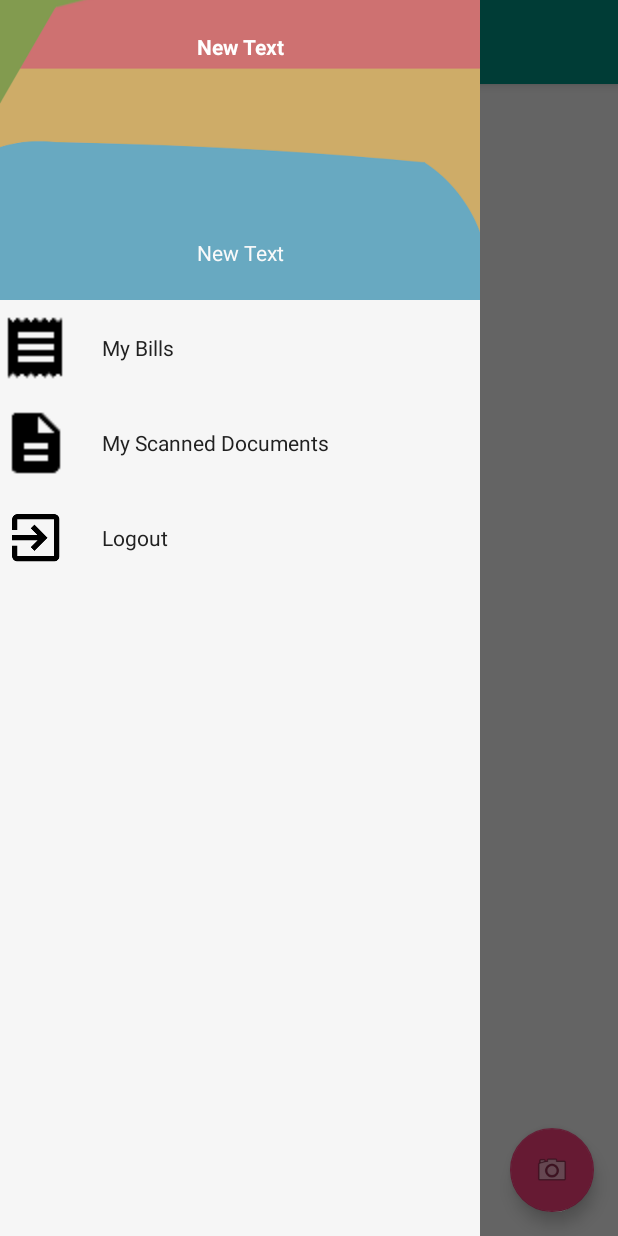
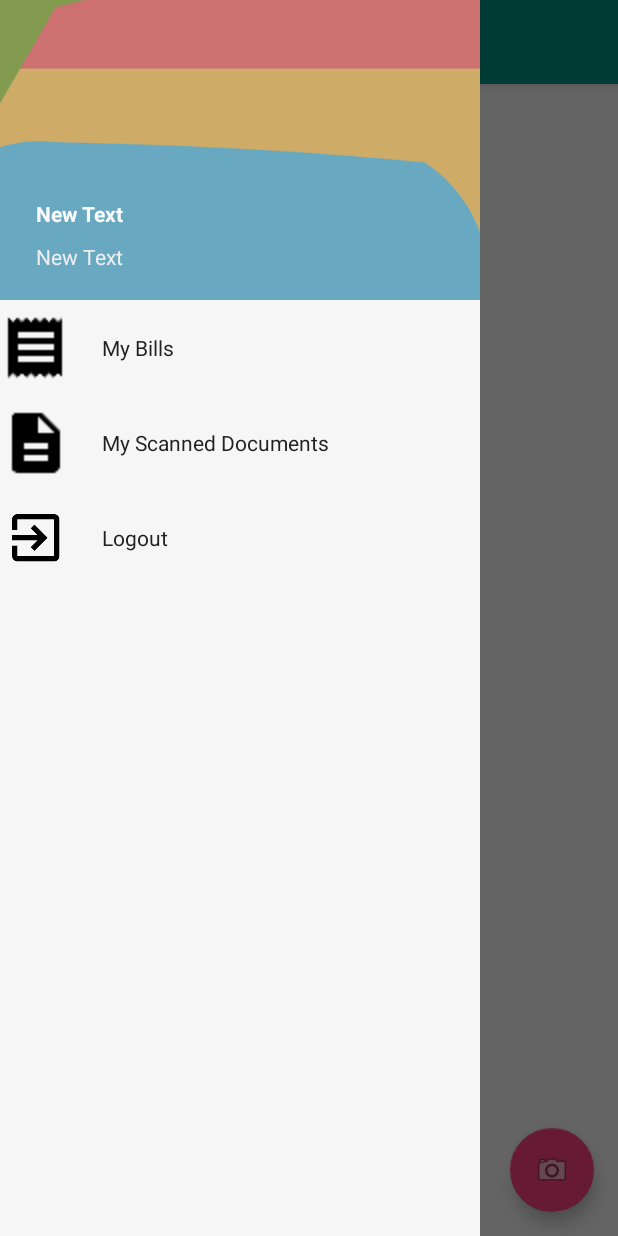
Before and after one commit to Ravneet211/PaperCrunch, an Android app: the HomeActivity screen opened directly, with no data from a screen before it, with the side drawer open, on a phone screen of 412 x 824 dp. Run offline under Robolectric (Android 15) with nearby library versions, the phone set to English and light mode, and no system bars; our stand-ins replace Picasso; pictures from the network do not load; 2 statements that could not run were skipped.

Commit message:
Navigation Drawer Redesign

```diff
--- a/app/src/main/res/layout/nav_drawer_layout.xml
+++ b/app/src/main/res/layout/nav_drawer_layout.xml
@@ -22,35 +22,40 @@
         android:layout_width="75dp"
         android:layout_height="75dp"
         android:id="@+id/profile_image"
-        android:layout_centerVertical="true"
-        android:layout_centerHorizontal="true" />
-
-    <TextView
-        android:layout_width="wrap_content"
-        android:layout_height="wrap_content"
-        android:text="New Text"
-        android:id="@+id/profile_display_name"
         android:layout_alignParentTop="true"
-        android:layout_above="@+id/profile_image"
-        android:gravity="center"
-        android:layout_alignParentRight="true"
-        android:layout_alignParentEnd="true"
         android:layout_alignParentLeft="true"
         android:layout_alignParentStart="true"
-        android:fontFamily="@string/title_activity_main"
-        android:textColor="#ffffff"
-        android:textStyle="bold" />
+        android:layout_marginLeft="24dp"
+        android:layout_marginTop="48dp" />
 
-    <TextView
+    <LinearLayout
+        android:orientation="vertical"
         android:layout_width="match_parent"
-        android:layout_height="wrap_content"
-        android:text="New Text"
-        android:id="@+id/profile_email"
-        android:layout_centerHorizontal="true"
-        android:layout_alignParentBottom="true"
-        android:gravity="center"
-        android:fontFamily="@string/title_activity_sign_in"
-        android:textColor="#fafafa"
-        android:layout_below="@+id/profile_image" />
+        android:layout_height="match_parent"
+        android:layout_below="@+id/profile_image"
+        android:layout_alignParentLeft="true"
+        android:layout_alignParentStart="true"
+        android:weightSum="1.0">
+
+        <TextView
+            android:layout_width="match_parent"
+            android:layout_height="wrap_content"
+            android:text="New Text"
+            android:id="@+id/profile_display_name"
+            android:layout_weight="0.5"
+            android:gravity="center_vertical"
+            android:paddingLeft="24dp"
+            android:textStyle="bold"
+            android:textColor="#fafafa" />
+
+        <TextView
+            android:layout_width="371dp"
+            android:layout_height="wrap_content"
+            android:text="New Text"
+            android:id="@+id/profile_email"
+            android:layout_weight="0.5"
+            android:paddingLeft="24dp"
+            android:textColor="#eeeeee" />
+    </LinearLayout>
 
 </RelativeLayout>
```
